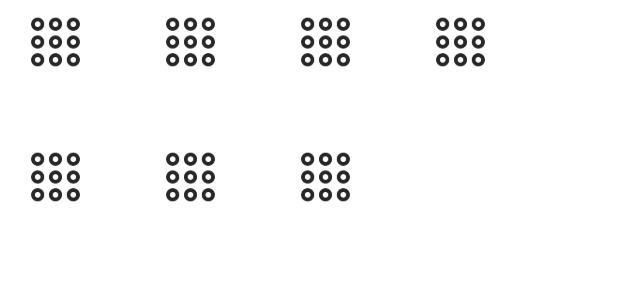
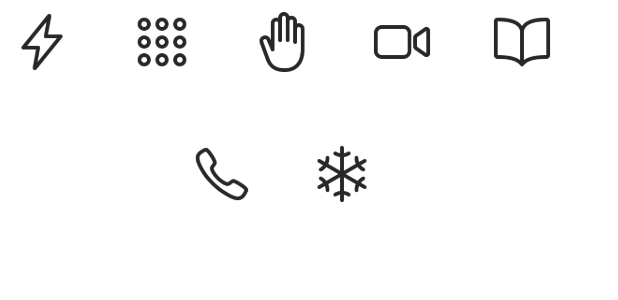
Before and after one commit to AnEclaire/YAPT, a Flutter app: the HHomeEvidence widget shown alone on an empty page, opened directly, on a phone screen of 412 x 824 dp. Shown: the top 300 px of the screen. Run offline on Flutter 3.47's test engine with Material 3 defaults, Android fonts, the phone set to English and light mode, and no system bars; our stand-ins replace get, iconsax; Roboto replaces fonts that are missing (Poppins).

Commit message:
Evidence implemented

```diff
--- a/lib/features/home/screens/home.dart
+++ b/lib/features/home/screens/home.dart
@@ -31,7 +31,7 @@ class HomeScreen extends StatelessWidget {
                     children: [
                       // Heading
                       HSectionHeading(title: HTexts.homeAppBarSubTitle, showActionButton: false),
-                      SizedBox(height: HSizes.xs),
+                      SizedBox(height: HSizes.sm),
 
                       // Evidence
                       HHomeEvidence(),
--- a/lib/features/home/screens/widgets/home_evidence.dart
+++ b/lib/features/home/screens/widgets/home_evidence.dart
@@ -11,18 +11,21 @@ class HHomeEvidence extends StatelessWidget {
   Widget build(BuildContext context) {
     return SizedBox(
       height: 180,
-      child: GridView.builder( // List view for scrollable, gridview for grid.
-        shrinkWrap: false,
-        itemCount: 7,
-        scrollDirection: Axis.horizontal,
-        gridDelegate: const SliverGridDelegateWithFixedCrossAxisCount(
-          //childAspectRatio: 90 / 256,
-          crossAxisCount: 2,
-        ),
-        itemBuilder: (_, index) {
-          return HVerticalImageText(image: HImages.dotsImage, title: 'Dots', onTap: (){},);
-        },
-      ),
+      child: Wrap(
+        spacing: 8,
+        runSpacing: 8,
+        alignment: WrapAlignment.center,
+        crossAxisAlignment: WrapCrossAlignment.center,
+        children: <Widget>[
+          HVerticalImageText(image: HImages.emfImage, title: 'E.M.F. 5', onTap: (){},),
+          HVerticalImageText(image: HImages.dotsImage, title: 'Dots', onTap: (){},),
+          HVerticalImageText(image: HImages.uvImage, title: 'UV', onTap: (){},),
+          HVerticalImageText(image: HImages.ghostOrbsImage, title: 'Orbs', onTap: (){},),
+          HVerticalImageText(image: HImages.ghostWritingImage, title: 'Writing', onTap: (){},),
+          HVerticalImageText(image: HImages.spiritBoxImage, title: 'Spirit Box', onTap: (){},),
+          HVerticalImageText(image: HImages.freezingImage2, title: 'Freezing', onTap: (){},),
+        ],
+      )
     );
   }
 }
--- a/lib/utils/theme/custom_themes/textTheme.dart
+++ b/lib/utils/theme/custom_themes/textTheme.dart
@@ -4,35 +4,35 @@ class HTextTheme {
   HTextTheme._();
 
   static TextTheme lightTextTheme = TextTheme(
-    headlineLarge: TextStyle().copyWith(fontSize: 32.0, fontWeight: FontWeight.bold, color: Colors.black),
-    headlineMedium: TextStyle().copyWith(fontSize: 24.0, fontWeight: FontWeight.w600, color: Colors.black),
-    headlineSmall: TextStyle().copyWith(fontSize: 18.0, fontWeight: FontWeight.w600, color: Colors.black),
+    headlineLarge: const TextStyle().copyWith(fontSize: 32.0, fontWeight: FontWeight.bold, color: Colors.black),
+    headlineMedium: const TextStyle().copyWith(fontSize: 24.0, fontWeight: FontWeight.w600, color: Colors.black),
+    headlineSmall: const TextStyle().copyWith(fontSize: 18.0, fontWeight: FontWeight.w600, color: Colors.black),
 
-    titleLarge: TextStyle().copyWith(fontSize: 16.0, fontWeight: FontWeight.w600, color: Colors.black),
-    titleMedium: TextStyle().copyWith(fontSize: 16.0, fontWeight: FontWeight.w500, color: Colors.black),
-    titleSmall: TextStyle().copyWith(fontSize: 16.0, fontWeight: FontWeight.w400, color: Colors.black),
+    titleLarge: const TextStyle().copyWith(fontSize: 16.0, fontWeight: FontWeight.w600, color: Colors.black),
+    titleMedium: const TextStyle().copyWith(fontSize: 16.0, fontWeight: FontWeight.w500, color: Colors.black),
+    titleSmall: const TextStyle().copyWith(fontSize: 16.0, fontWeight: FontWeight.w400, color: Colors.black),
 
-    bodyLarge: TextStyle().copyWith(fontSize: 14.0, fontWeight: FontWeight.w500, color: Colors.black),
-    bodyMedium: TextStyle().copyWith(fontSize: 14.0, fontWeight: FontWeight.normal, color: Colors.black),
-    bodySmall: TextStyle().copyWith(fontSize: 14.0, fontWeight: FontWeight.w500, color: Colors.black.withOpacity(0.5)),
+    bodyLarge: const TextStyle().copyWith(fontSize: 14.0, fontWeight: FontWeight.w500, color: Colors.black),
+    bodyMedium: const TextStyle().copyWith(fontSize: 14.0, fontWeight: FontWeight.normal, color: Colors.black),
+    bodySmall: const TextStyle().copyWith(fontSize: 14.0, fontWeight: FontWeight.w500, color: Colors.black.withOpacity(0.5)),
 
-    labelLarge: TextStyle().copyWith(fontSize: 12.0, fontWeight: FontWeight.normal, color: Colors.black),
-    labelMedium: TextStyle().copyWith(fontSize: 12.0, fontWeight: FontWeight.normal, color: Colors.black.withOpacity(0.5)),
+    labelLarge: const TextStyle().copyWith(fontSize: 12.0, fontWeight: FontWeight.normal, color: Colors.black),
+    labelMedium: const TextStyle().copyWith(fontSize: 12.0, fontWeight: FontWeight.normal, color: Colors.black.withOpacity(0.5)),
   );
 
   static TextTheme darkTextTheme = TextTheme(
-    headlineLarge: TextStyle().copyWith(fontSize: 32.0, fontWeight: FontWeight.bold, color: Colors.white),
-    headlineMedium: TextStyle().copyWith(fontSize: 24.0, fontWeight: FontWeight.w600, color: Colors.white),
+    headlineLarge: const TextStyle().copyWith(fontSize: 32.0, fontWeight: FontWeight.bold, color: Colors.white),
+    headlineMedium: const TextStyle().copyWith(fontSize: 24.0, fontWeight: FontWeight.w600, color: Colors.white),
 
-    titleLarge: TextStyle().copyWith(fontSize: 16.0, fontWeight: FontWeight.w600, color: Colors.white),
-    titleMedium: TextStyle().copyWith(fontSize: 16.0, fontWeight: FontWeight.w500, color: Colors.white),
-    titleSmall: TextStyle().copyWith(fontSize: 16.0, fontWeight: FontWeight.w400, color: Colors.white),
+    titleLarge: const TextStyle().copyWith(fontSize: 16.0, fontWeight: FontWeight.w600, color: Colors.white),
+    titleMedium: const TextStyle().copyWith(fontSize: 16.0, fontWeight: FontWeight.w500, color: Colors.white),
+    titleSmall: const TextStyle().copyWith(fontSize: 16.0, fontWeight: FontWeight.w400, color: Colors.white),
 
-    bodyLarge: TextStyle().copyWith(fontSize: 14.0, fontWeight: FontWeight.w500, color: Colors.white),
-    bodyMedium: TextStyle().copyWith(fontSize: 14.0, fontWeight: FontWeight.normal, color: Colors.white),
-    bodySmall: TextStyle().copyWith(fontSize: 14.0, fontWeight: FontWeight.w500, color: Colors.white.withOpacity(0.5)),
+    bodyLarge: const TextStyle().copyWith(fontSize: 14.0, fontWeight: FontWeight.w500, color: Colors.white),
+    bodyMedium: const TextStyle().copyWith(fontSize: 14.0, fontWeight: FontWeight.normal, color: Colors.white),
+    bodySmall: const TextStyle().copyWith(fontSize: 14.0, fontWeight: FontWeight.w500, color: Colors.white.withOpacity(0.5)),
 
-    labelLarge: TextStyle().copyWith(fontSize: 12.0, fontWeight: FontWeight.normal, color: Colors.white),
-    labelMedium: TextStyle().copyWith(fontSize: 12.0, fontWeight: FontWeight.normal, color: Colors.white.withOpacity(0.5)),
+    labelLarge: const TextStyle().copyWith(fontSize: 12.0, fontWeight: FontWeight.normal, color: Colors.white),
+    labelMedium: const TextStyle().copyWith(fontSize: 12.0, fontWeight: FontWeight.normal, color: Colors.white.withOpacity(0.5)),
   );
 }
```
